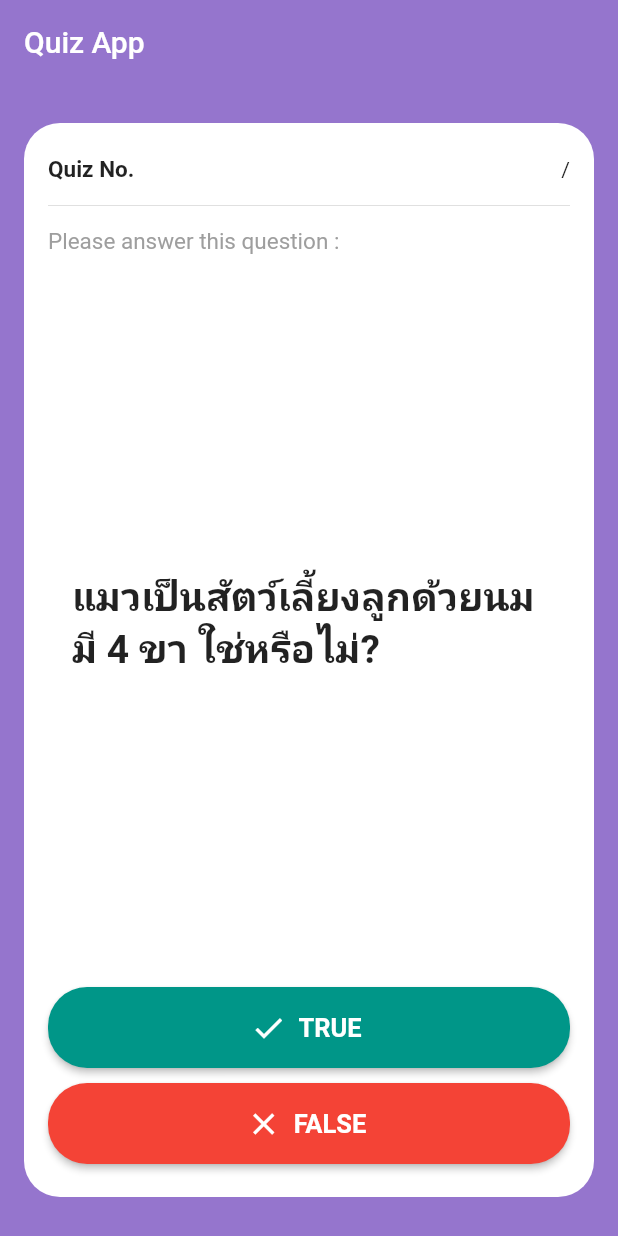
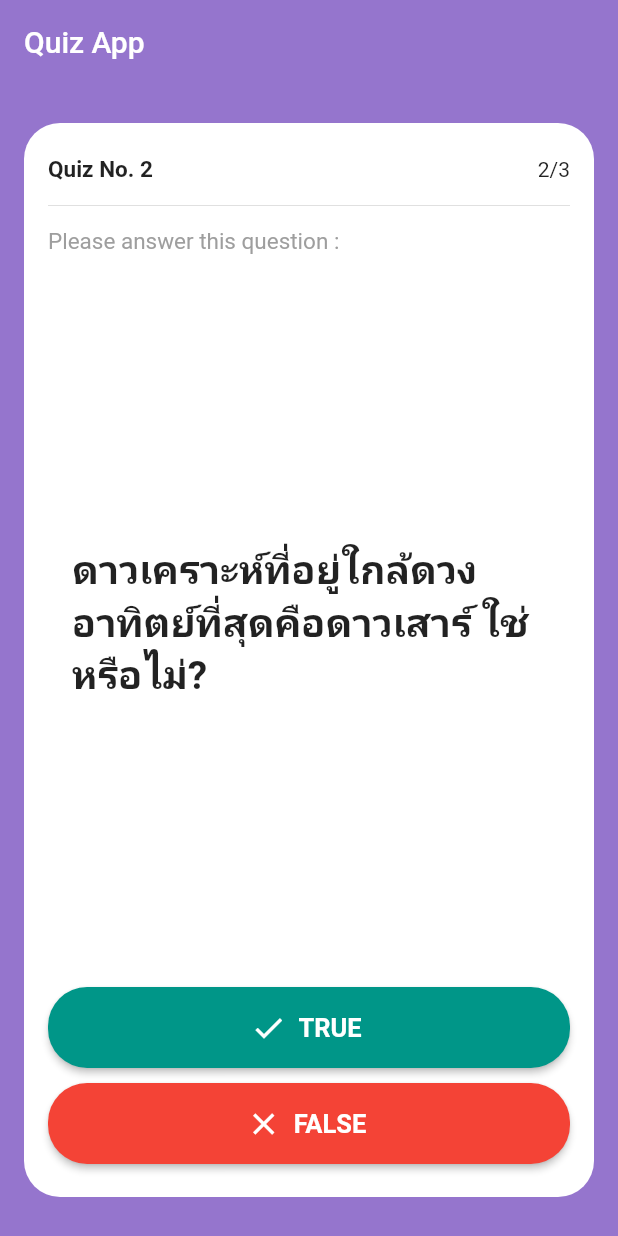
Before and after one commit to lunaticSKE12/flutter-quiz-app, a Flutter app: the screen it shows after launch, after a tap on "TRUE", on a phone screen of 412 x 824 dp. Run offline on Flutter 3.47's test engine with Material 2 defaults, Android fonts, the phone set to English and light mode, and no system bars; missing offline and left inert: dart:ffi.

Commit message:
Pop up score and reset quiz

```diff
--- a/lib/main.dart
+++ b/lib/main.dart
@@ -34,6 +34,9 @@ class Home extends StatefulWidget {
 }
 
 class _HomeState extends State<Home> {
+  int score = 0;
+  int quizNumber = 1;
+
   Map<int, Map<String, dynamic>> quizLists = {
     1: {"q": "แมวเป็นสัตว์เลี้ยงลูกด้วยนม มี 4 ขา ใช่หรือไม่?", "a": true},
     2: {
@@ -45,6 +48,60 @@ class _HomeState extends State<Home> {
       "a": true
     },
   };
+
+  void submit(bool answer) {
+    if (quizLists[quizNumber]!['a'] == answer) {
+      score++;
+    }
+
+    if (quizNumber == quizLists.length) {
+      showDialog(
+          context: context,
+          builder: (ctx) {
+            return AlertDialog(
+              shape: RoundedRectangleBorder(
+                borderRadius: BorderRadius.circular(16),
+              ),
+              title: Text(
+                "Congratulations!",
+                style: TextStyle(
+                    fontWeight: FontWeight.bold,
+                    fontSize: 20,
+                    color: Colors.teal),
+              ),
+              content: Text(
+                "Your score is $score / ${quizLists.length}",
+                style: TextStyle(fontSize: 18),
+              ),
+              actions: [
+                ElevatedButton(
+                    style: ElevatedButton.styleFrom(
+                      primary: Colors.teal,
+                      shape: RoundedRectangleBorder(
+                        borderRadius: BorderRadius.circular(12),
+                      ),
+                    ),
+                    onPressed: () {
+                      setState(() {
+                        quizNumber = 1;
+                        score = 0;
+                      });
+                      Navigator.of(context).pop();
+                    },
+                    child: Text(
+                      "RESTART QUIZ",
+                      style: TextStyle(color: Colors.white),
+                    ))
+              ],
+            );
+          });
+    } else {
+      setState(() {
+        quizNumber++;
+      });
+    }
+    print(score);
+  }
 
   @override
   Widget build(BuildContext context) {
@@ -65,11 +122,10 @@ class _HomeState extends State<Home> {
                 mainAxisAlignment: MainAxisAlignment.spaceBetween,
                 children: [
                   Text(
-                        'Quiz No.',
-                        style: TextStyle(
-                            fontSize: 15, fontWeight: FontWeight.w600),
+                    'Quiz No. ${quizNumber}',
+                    style: TextStyle(fontSize: 15, fontWeight: FontWeight.w600),
                   ),
-                      Text('/')
+                  Text('$quizNumber/${quizLists.length}')
                 ],
               ),
               SizedBox(
@@ -88,7 +144,7 @@ class _HomeState extends State<Home> {
           Container(
             padding: EdgeInsets.symmetric(horizontal: 16),
             child: Text(
-                  '${quizLists[1]!["q"]}',
+              '${quizLists[quizNumber]!["q"]}',
               style: TextStyle(
                 fontSize: 26,
                 fontWeight: FontWeight.bold,
@@ -104,12 +160,11 @@ class _HomeState extends State<Home> {
                     shape: RoundedRectangleBorder(
                       borderRadius: BorderRadius.circular(26),
                     )),
-                    onPressed: () {},
+                onPressed: () => submit(true),
                 icon: Icon(Icons.check),
                 label: Text(
                   "TRUE",
-                      style:
-                          TextStyle(fontSize: 17, fontWeight: FontWeight.bold),
+                  style: TextStyle(fontSize: 17, fontWeight: FontWeight.bold),
                 ),
               ),
               SizedBox(
@@ -122,16 +177,17 @@ class _HomeState extends State<Home> {
                     shape: RoundedRectangleBorder(
                       borderRadius: BorderRadius.circular(26),
                     )),
-                    onPressed: () {},
+                onPressed: () => submit(false),
                 icon: Icon(Icons.close),
                 label: Text(
                   "FALSE",
-                      style:
-                          TextStyle(fontSize: 17, fontWeight: FontWeight.bold),
+                  style: TextStyle(fontSize: 17, fontWeight: FontWeight.bold),
                 ),
-                  )
+              ),
             ],
-              )
-            ]));
+          ),
+        ],
+      ),
+    );
   }
 }
```
Lines whose indentation alone changed are shown as unchanged.
